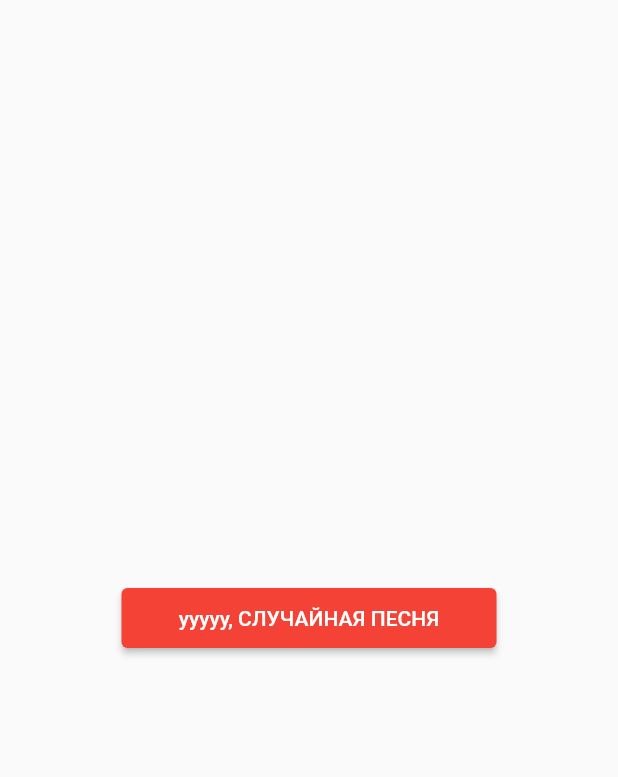
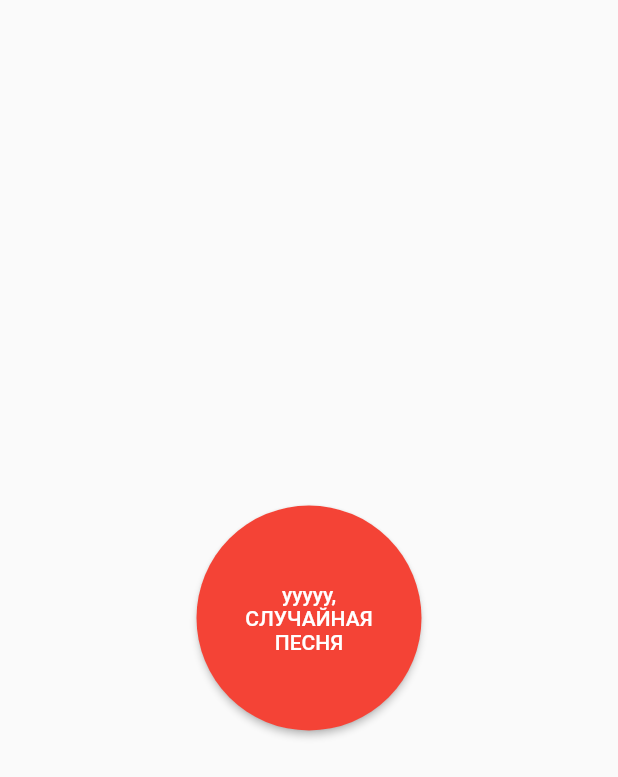
Before and after one commit to SASHKEVICH/random-song-flutter, a Flutter app: the RequestRandomSongScreen screen opened directly, on a phone screen of 412 x 824 dp. Shown: the top 777 px of the screen. Run offline on Flutter 3.47's test engine with Material 2 defaults, Android fonts, the light colour scheme and no system bars; our stand-ins replace flutter_bloc, flutter_dotenv, shared_preferences; missing offline and left inert: genius_lyrics; accounts and stored records are empty.

Commit message:
feat(): make random song button circular

```diff
--- a/lib/scenes/request_random_song/request_random_song_screen.dart
+++ b/lib/scenes/request_random_song/request_random_song_screen.dart
@@ -20,9 +20,15 @@ class _RequestRandomSongScreenState extends State<RequestRandomSongScreen> {
           },
           style: ElevatedButton.styleFrom(
             backgroundColor: Colors.red,
-            fixedSize: const Size(250, 40)
+            fixedSize: const Size(150, 150),
+            shape: RoundedRectangleBorder(
+              borderRadius: BorderRadius.circular(75),
+            ),
           ),
-          child: const Text(_Constants.randomSongButtonTitle)
+          child: const Text(
+            _Constants.randomSongButtonTitle,
+            textAlign: TextAlign.center,
+          )
         ),
       ),
     );
```
